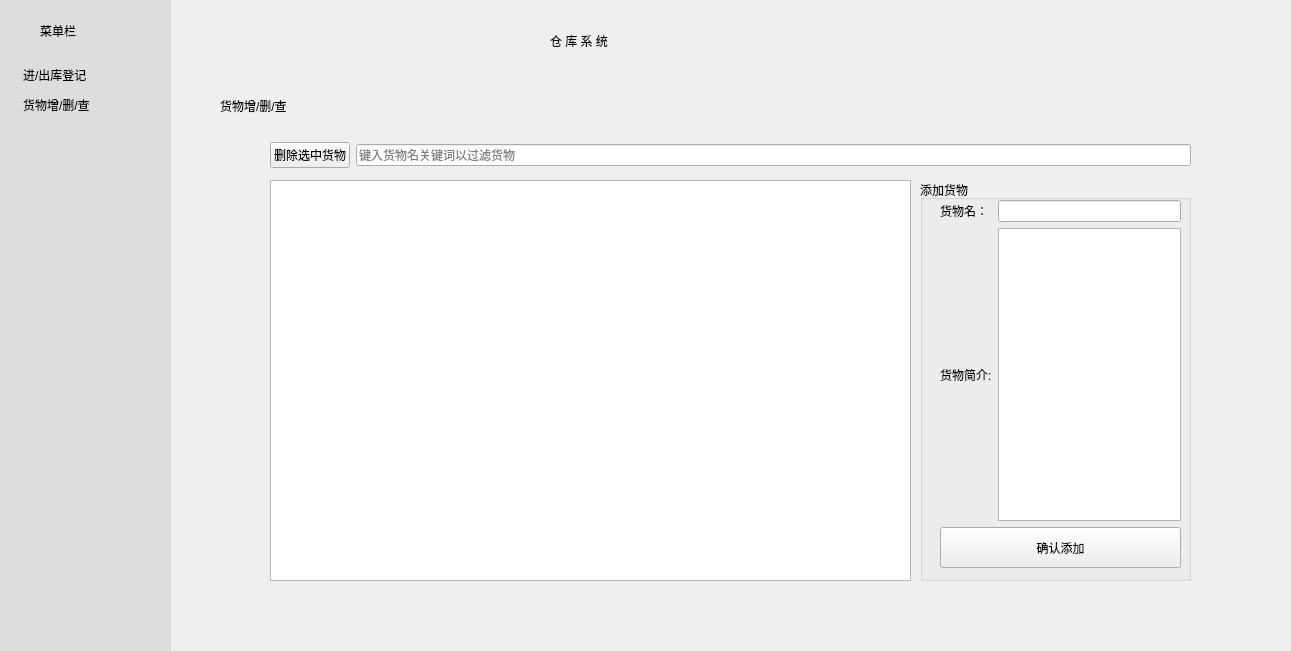
First picture: the form in GoodsSystem/sysgoods.ui, repository Holy-Shine/Acrotest, before the edit.
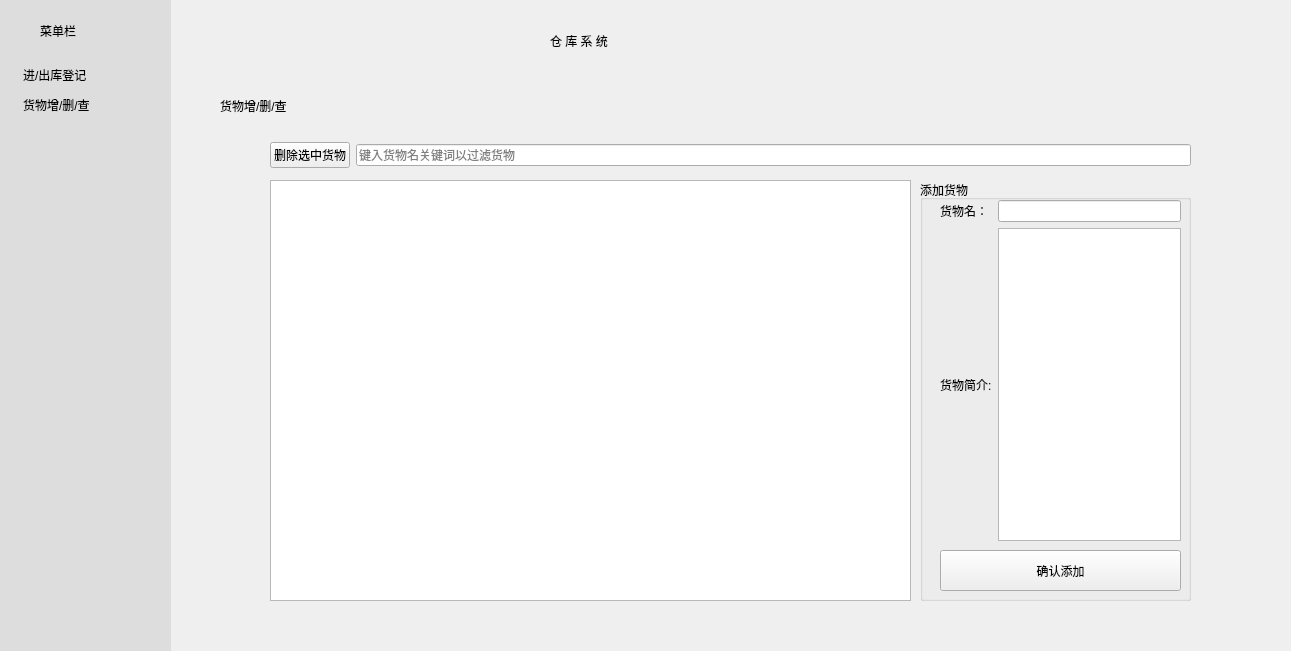
Second picture: the form after the edit. The open tabs and pages were chosen to show the change. Icons and pictures are not drawn.

Patch:
```diff
--- a/GoodsSystem/sysgoods.ui
+++ b/GoodsSystem/sysgoods.ui
@@ -313,7 +313,7 @@
        <x>60</x>
        <y>100</y>
        <width>641</width>
-       <height>401</height>
+       <height>421</height>
       </rect>
      </property>
     </widget>
@@ -323,7 +323,7 @@
        <x>710</x>
        <y>100</y>
        <width>271</width>
-       <height>401</height>
+       <height>421</height>
       </rect>
      </property>
      <property name="title">
@@ -333,7 +333,7 @@
       <property name="geometry">
        <rect>
         <x>20</x>
-        <y>347</y>
+        <y>370</y>
         <width>241</width>
         <height>41</height>
        </rect>
@@ -348,7 +348,7 @@
         <x>20</x>
         <y>20</y>
         <width>241</width>
-        <height>321</height>
+        <height>341</height>
        </rect>
       </property>
       <layout class="QGridLayout" name="gridLayout_2">
```
Left out of the diff: 10 changed lines with no effect on the pictures.
